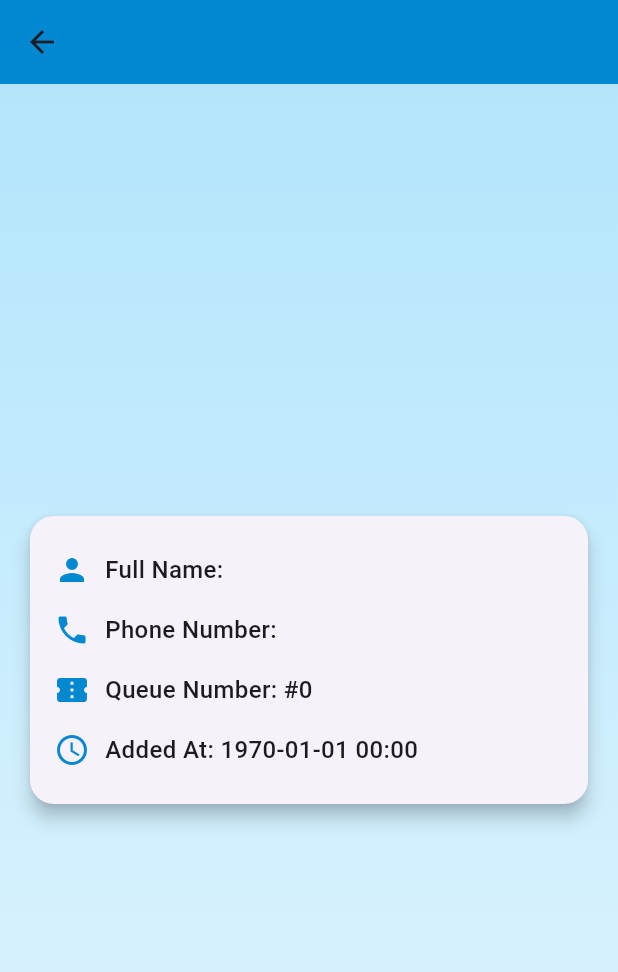
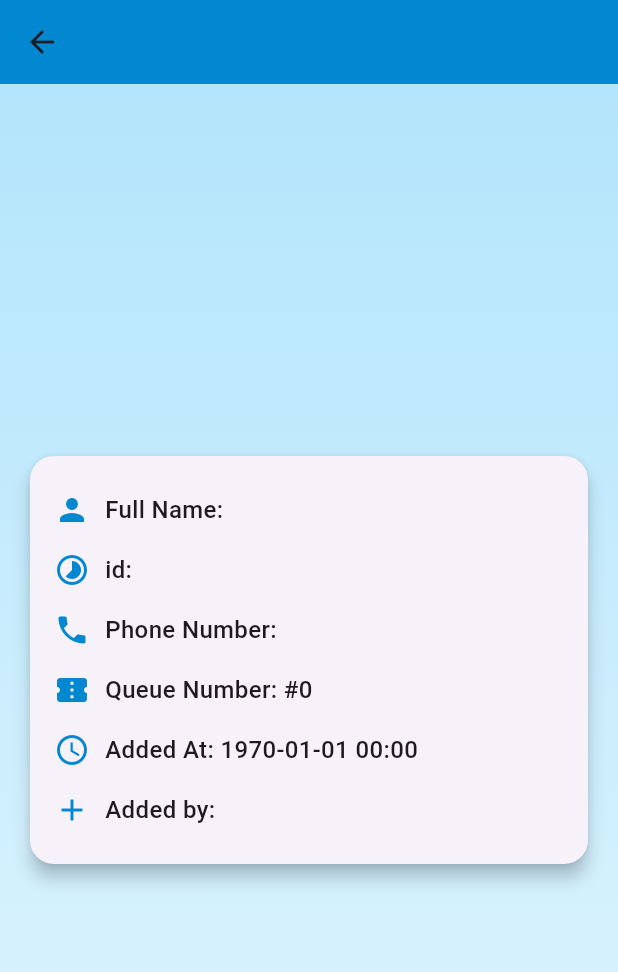
Before and after one commit to fatoom9/queue_management_system, a Flutter app: the PersonDetailsScreen screen opened directly with empty values, on a phone screen of 412 x 824 dp. Shown: the top 972 px of the screen. Run offline on Flutter 3.47's test engine with Material 3 defaults, Android fonts, the phone set to English and light mode, and no system bars; our stand-ins replace flutter_hooks, flutter_riverpod, go_router, hooks_riverpod, sqflite; accounts and stored records are empty.

Commit message:
AddedByPersonDetailsScreenUpdate

```diff
--- a/lib/src/features/queue/presentation/person_details_screen.dart
+++ b/lib/src/features/queue/presentation/person_details_screen.dart
@@ -1,6 +1,7 @@
 import 'package:flutter/material.dart';
 import 'package:hooks_riverpod/hooks_riverpod.dart';
 import 'package:queue_management_system/src/features/queue/domain/models/person_details.dart';
+import 'package:queue_management_system/src/features/queue/presentation/controllers/queue_controller.dart';
 
 class PersonDetailsScreen extends HookConsumerWidget {
   final PersonDetails person;
@@ -9,6 +10,7 @@ class PersonDetailsScreen extends HookConsumerWidget {
 
   @override
   Widget build(BuildContext context, WidgetRef ref) {
+    //print(person);
     return Scaffold(
       appBar: AppBar(
         title: Text(
@@ -44,12 +46,15 @@ class PersonDetailsScreen extends HookConsumerWidget {
                 crossAxisAlignment: CrossAxisAlignment.start,
                 children: [
                   _buildDetailRow(Icons.person, 'Full Name', person.fullName),
+                  _buildDetailRow(Icons.timelapse, 'id', person.id),
                   _buildDetailRow(
                       Icons.phone, 'Phone Number', person.phoneNumber),
                   _buildDetailRow(Icons.confirmation_number, 'Queue Number',
                       '#${person.queueNumber}'),
                   _buildDetailRow(Icons.access_time, 'Added At',
                       _formatTimestamp(person.timestamp)),
+                  _buildDetailRow(
+                      Icons.add, 'Added by', person.addedBy.toString()),
                   if (person.notes?.isNotEmpty == true)
                     _buildDetailRow(Icons.note, 'Notes', person.notes!),
                 ],
```
Also changed, not shown: lib/src/features/queue/presentation/controllers/queue_controller.dart (+6 -6 lines).
